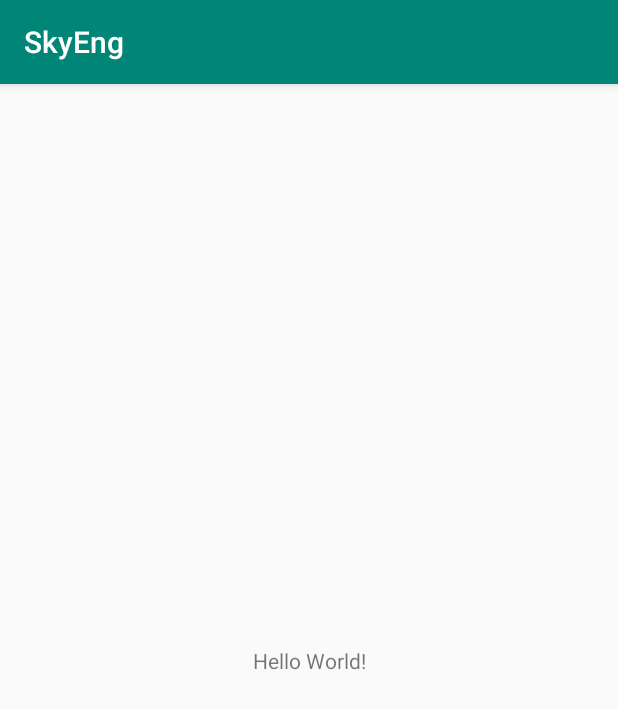
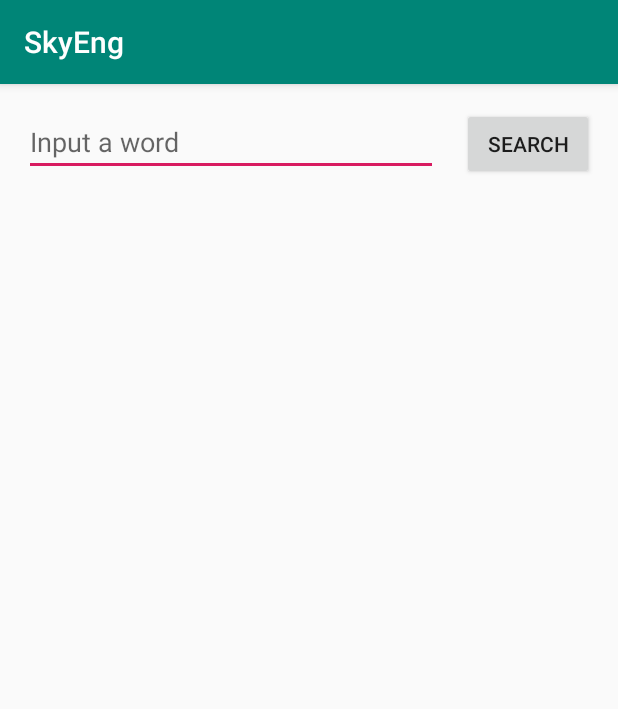
Before and after one commit to strorinWind/SkyEng, an Android app: the screen it shows after launch (MainActivity), on a phone screen of 412 x 824 dp. Shown: the top 709 px of the screen. Run offline under Robolectric (Android 15) with nearby library versions, the phone set to English and light mode, and no system bars.

```diff
--- a/app/build.gradle
+++ b/app/build.gradle
@@ -44,6 +44,9 @@ dependencies {
     implementation "com.squareup.retrofit2:converter-gson:$versions.retrofit"
     implementation "com.squareup.retrofit2:adapter-rxjava2:$versions.retrofit"
 
+    implementation "io.reactivex.rxjava2:rxjava:$versions.rxjava"
+    implementation "io.reactivex.rxjava2:rxandroid:$versions.rxandroid"
+
     testImplementation 'junit:junit:4.12'
     androidTestImplementation 'androidx.test.ext:junit:1.1.0'
     androidTestImplementation 'androidx.test.espresso:espresso-core:3.1.1'
--- a/app/src/main/AndroidManifest.xml
+++ b/app/src/main/AndroidManifest.xml
@@ -1,6 +1,8 @@
 <?xml version="1.0" encoding="utf-8"?>
 <manifest xmlns:android="http://schemas.android.com/apk/res/android"
     package="ru.strorin.skyeng">
+
+    <uses-permission android:name="android.permission.INTERNET"/>
 
     <application
         android:allowBackup="true"
--- a/app/src/main/java/ru/strorin/skyeng/ui/MainActivity.kt
+++ b/app/src/main/java/ru/strorin/skyeng/ui/MainActivity.kt
@@ -3,11 +3,16 @@ package ru.strorin.skyeng.ui
 import androidx.appcompat.app.AppCompatActivity
 import android.os.Bundle
 import ru.strorin.skyeng.R
+import ru.strorin.skyeng.ui.search.SearchFragment
 
 class MainActivity : AppCompatActivity() {
 
     override fun onCreate(savedInstanceState: Bundle?) {
         super.onCreate(savedInstanceState)
         setContentView(R.layout.activity_main)
+
+        savedInstanceState ?: supportFragmentManager.beginTransaction()
+            .replace(R.id.container, SearchFragment())
+            .commitNow()
     }
 }
--- a/app/src/main/java/ru/strorin/skyeng/ui/search/SearchFragment.kt
+++ b/app/src/main/java/ru/strorin/skyeng/ui/search/SearchFragment.kt
@@ -13,12 +13,15 @@ import androidx.recyclerview.widget.LinearLayoutManager
 import androidx.recyclerview.widget.RecyclerView
 import ru.strorin.skyeng.R
 import ru.strorin.skyeng.data.Translation
+import ru.strorin.skyeng.ui.search.translations.TranslationAdapter
 
 class SearchFragment: Fragment(), SearchView {
 
     private lateinit var searchButton: Button
     private lateinit var queryInput: EditText
     private lateinit var meaningRecyclerView: RecyclerView
+
+    private lateinit var adapter: TranslationAdapter
 
     private val model: SearchViewModel by viewModels { SearchViewModelFactory() }
 
@@ -36,7 +39,7 @@ class SearchFragment: Fragment(), SearchView {
     override fun onStart() {
         super.onStart()
         searchButton.setOnClickListener {
-            model.onSearchClicked(queryInput.text.toString())
+            model.onSearchClicked(queryInput.text.toString(), this)
         }
     }
 
@@ -49,14 +52,14 @@ class SearchFragment: Fragment(), SearchView {
     }
 
     override fun setTranslationsList(list: List<Translation>) {
-        TODO("not implemented") //To change body of created functions use File | Settings | File Templates.
+        adapter.setDataset(list)
     }
 
     private fun setupUi(context: Context){
         meaningRecyclerView.layoutManager = LinearLayoutManager(context)
 
-//        meaningRecyclerView = BidRecyclerAdapter(context)
-//        bidsRecyclerView.adapter = bidAdapter
+        adapter = TranslationAdapter(context)
+        meaningRecyclerView.adapter = adapter
     }
 
     private fun findViews(view: View) {
--- /dev/null
+++ b/app/src/main/java/ru/strorin/skyeng/ui/search/translations/TranslationAdapter.kt
@@ -0,0 +1,34 @@
+package ru.strorin.skyeng.ui.search.translations
+
+import android.content.Context
+import android.view.LayoutInflater
+import android.view.ViewGroup
+import androidx.recyclerview.widget.RecyclerView
+import ru.strorin.skyeng.R
+import ru.strorin.skyeng.data.Translation
+
+class TranslationAdapter(
+    context: Context
+): RecyclerView.Adapter<TranslationViewHolder>() {
+
+    private var translationList = ArrayList<Translation>()
+    private val inflater = LayoutInflater.from(context);
+
+    override fun onCreateViewHolder(parent: ViewGroup, viewType: Int): TranslationViewHolder {
+        return TranslationViewHolder(
+            inflater.inflate(R.layout.translation_list_item, parent, false)
+        )
+    }
+
+    override fun getItemCount(): Int = translationList.size
+
+    override fun onBindViewHolder(holder: TranslationViewHolder, position: Int) {
+        holder.bind(translationList[position])
+    }
+
+    fun setDataset(translations: List<Translation>) {
+        translationList.clear()
+        translationList.addAll(translations)
+        notifyDataSetChanged()
+    }
+}
--- a/app/src/main/res/layout/activity_main.xml
+++ b/app/src/main/res/layout/activity_main.xml
@@ -6,13 +6,9 @@
     android:layout_height="match_parent"
     tools:context=".ui.MainActivity">
 
-    <TextView
-        android:layout_width="wrap_content"
-        android:layout_height="wrap_content"
-        android:text="Hello World!"
-        app:layout_constraintBottom_toBottomOf="parent"
-        app:layout_constraintLeft_toLeftOf="parent"
-        app:layout_constraintRight_toRightOf="parent"
-        app:layout_constraintTop_toTopOf="parent" />
+    <FrameLayout
+        android:id="@+id/container"
+        android:layout_width="match_parent"
+        android:layout_height="match_parent"/>
 
 </androidx.constraintlayout.widget.ConstraintLayout>
```
Also changed, not shown: app/src/main/java/ru/strorin/skyeng/ui/search/SearchViewModel.kt (+40 -1 lines), app/src/main/java/ru/strorin/skyeng/ui/search/translations/TranslationViewHolder.kt (+6 -1 lines), app/src/main/res/layout/translation_list_item.xml (+12 -2 lines), dependencies.gradle (+4 -3 lines).
